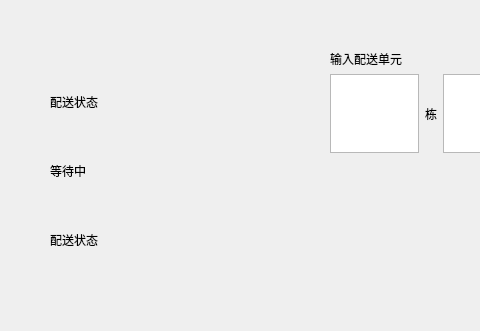
Above: src/UI/zhujiang.ui from 123CHENJINHUA/zhujiang_ws before the change; both pictures show x 0 to 480 and y 0 to 331 of the 800 by 600 pixel window. Below: the same form after it.
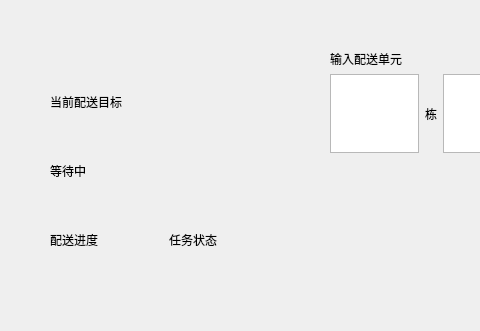
That is the form after the change.

Commit message: 加入任务排序

Patch:
```diff
--- a/src/UI/zhujiang.ui
+++ b/src/UI/zhujiang.ui
@@ -151,7 +151,7 @@
      <item>
       <widget class="QLabel" name="label_5">
        <property name="text">
-        <string>配送状态</string>
+        <string>当前配送目标</string>
        </property>
       </widget>
      </item>
@@ -163,11 +163,22 @@
       </widget>
      </item>
      <item>
+      <layout class="QHBoxLayout" name="horizontalLayout_2">
+       <item>
       <widget class="QLabel" name="label_12">
        <property name="text">
-        <string>配送状态</string>
-       </property>
-      </widget>
+          <string>配送进度</string>
+         </property>
+        </widget>
+       </item>
+       <item>
+        <widget class="QLabel" name="label_13">
+         <property name="text">
+          <string>任务状态</string>
+         </property>
+        </widget>
+       </item>
+      </layout>
      </item>
     </layout>
    </widget>
```
Lines whose indentation alone changed are shown as unchanged. The commit also changes 7 other files.
